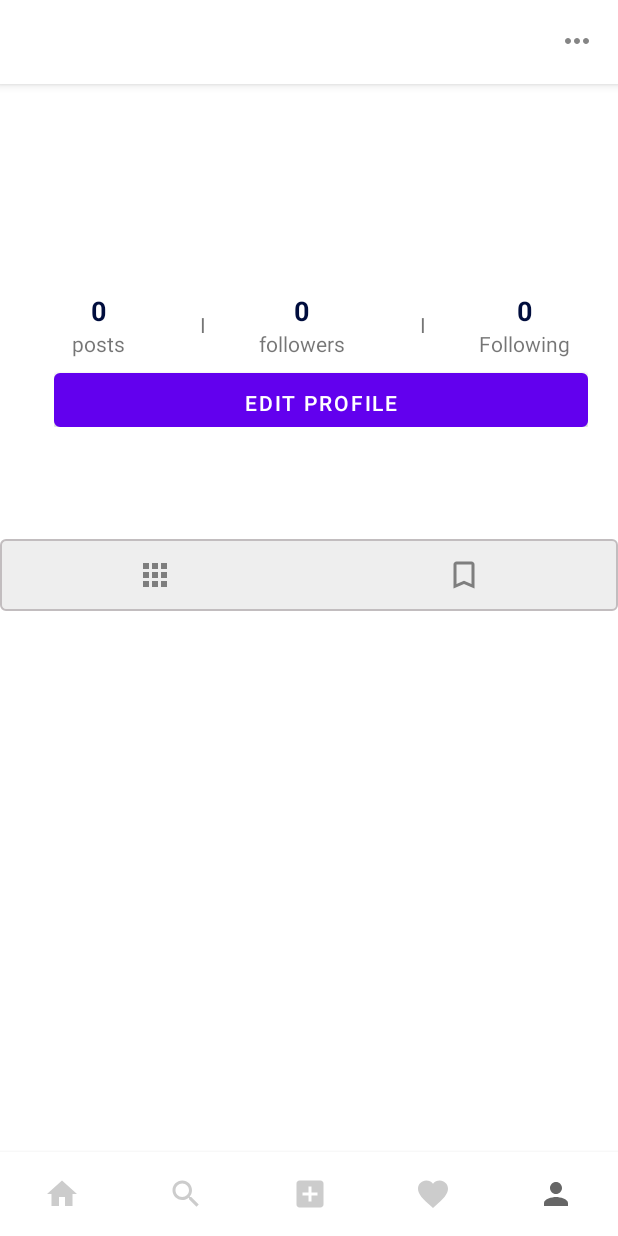
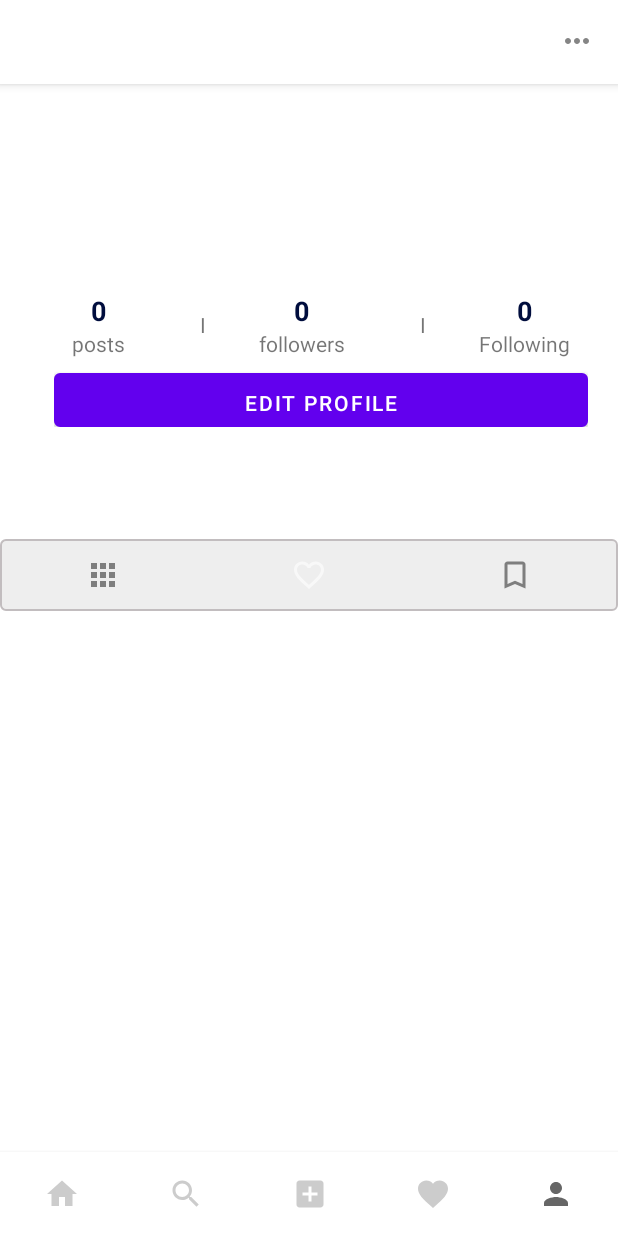
Before and after one commit to andrewparkk1/eCrowdPop, an Android app: the screen it shows after launch once a user with an empty profile is signed in (MainActivity), item 5 of the bottom bar chosen, on a phone screen of 412 x 824 dp. Run offline under Robolectric (Android 15) with nearby library versions, the phone set to English and light mode, and no system bars; our stand-ins replace CircleImageView, Firebase (no records; nobody signed in at launch, a user with empty details on screens opened directly), Picasso; libraries missing offline, so code that uses them is left out: com.hendraanggrian.appcompat; 4 statements that could not run were skipped.

Commit message:
my likes is added to ProfileFragment

```diff
--- a/app/src/main/java/com/example/ecrowdpop/Fragments/ProfileFragment.java
+++ b/app/src/main/java/com/example/ecrowdpop/Fragments/ProfileFragment.java
@@ -18,7 +18,9 @@ import android.widget.Button;
 import android.widget.ImageButton;
 import android.widget.ImageView;
 import android.widget.TextView;
+import android.widget.Toast;
 
+import com.example.ecrowdpop.Adapter.UserAdapter;
 import com.google.firebase.auth.FirebaseAuth;
 import com.google.firebase.auth.FirebaseUser;
 import com.google.firebase.database.DataSnapshot;
@@ -52,16 +54,23 @@ public class ProfileFragment extends Fragment {
     private TextView username;
     private ImageButton my_fotos;
     private ImageButton saved_fotos;
+    private ImageButton liked_fotos;
     private Button editprofile;
 
     private RecyclerView recyclerView;
     private MyFotoAdapter myFotoAdapter;
     private List<Post> postList;
 
+
     private List<String> mySaves;
     private RecyclerView recyclerView_saves;
     private MyFotoAdapter myFotoAdapter_saves;
     private List<Post> postList_saves;
+
+    private List<String> myLikes;
+    private RecyclerView recyclerView_likes;
+    private MyFotoAdapter myFotoAdapter_likes;
+    private List<Post> postList_likes;
 
     private FirebaseUser firebaseUser;
     String profileid;
@@ -86,6 +95,7 @@ public class ProfileFragment extends Fragment {
         username = view.findViewById(R.id.username);
         saved_fotos = view.findViewById(R.id.saved_fotos);
         editprofile = view.findViewById(R.id.edit_profile);
+        liked_fotos = view.findViewById(R.id.liked_fotos);
 
         recyclerView = view.findViewById(R.id.recycler_view);
         recyclerView.setHasFixedSize(true);
@@ -103,14 +113,26 @@ public class ProfileFragment extends Fragment {
         myFotoAdapter_saves = new MyFotoAdapter(getContext() , postList_saves);
         recyclerView_saves.setAdapter(myFotoAdapter_saves);
 
+
+        recyclerView_likes = view.findViewById(R.id.recycler_view_likes);
+        recyclerView_likes.setHasFixedSize(true);
+        LinearLayoutManager linearLayoutManager2 = new GridLayoutManager(getContext() , 3);
+        recyclerView_likes.setLayoutManager(linearLayoutManager2);
+        postList_likes = new ArrayList<>();
+        myFotoAdapter_likes = new MyFotoAdapter(getContext() , postList_likes);
+        recyclerView_likes.setAdapter(myFotoAdapter_likes);
+
         recyclerView.setVisibility(View.VISIBLE);
         recyclerView_saves.setVisibility(View.GONE);
+        recyclerView_likes.setVisibility(View.GONE);
+
 
         userInfo();
         getFollowers();
         getNrPosts();
         myFotos();
         mysaves();
+        mylikes();
 
         if (profileid.equals(firebaseUser.getUid())){
             editprofile.setText("Edit Profile");
@@ -160,6 +182,18 @@ public class ProfileFragment extends Fragment {
             public void onClick(View v) {
                 recyclerView.setVisibility(View.VISIBLE);
                 recyclerView_saves.setVisibility(View.GONE);
+                recyclerView_likes.setVisibility(View.GONE);
+
+
+            }
+        });
+
+        liked_fotos.setOnClickListener(new View.OnClickListener() {
+            @Override
+            public void onClick(View view) {
+                recyclerView.setVisibility(View.GONE);
+                recyclerView_saves.setVisibility(View.GONE);
+                recyclerView_likes.setVisibility(View.VISIBLE);
 
             }
         });
@@ -169,6 +203,8 @@ public class ProfileFragment extends Fragment {
             public void onClick(View v) {
                 recyclerView.setVisibility(View.GONE);
                 recyclerView_saves.setVisibility(View.VISIBLE);
+                recyclerView_likes.setVisibility(View.GONE);
+
             }
         });
 
@@ -380,4 +416,70 @@ public class ProfileFragment extends Fragment {
         });
     }
 
+
+    private void mylikes() {
+        myLikes = new ArrayList<>();
+
+//        DatabaseReference reference = FirebaseDatabase.getInstance().getReference().child("Likes").child(firebaseUser.getUid());
+
+        DatabaseReference reference = FirebaseDatabase.getInstance().getReference().child("Likes");
+
+        reference.addValueEventListener(new ValueEventListener() {
+            @Override
+            public void onDataChange(@NonNull DataSnapshot dataSnapshot) {
+                for (DataSnapshot snapshot : dataSnapshot.getChildren()) {
+                    for (DataSnapshot s: snapshot.getChildren()) {
+//                        Toast.makeText(getContext(), snapshot.getKey().toString(), Toast.LENGTH_LONG).show();
+
+//                        Toast.makeText(getContext(), s.getKey().toString(), Toast.LENGTH_LONG).show();
+                        if (s.getKey().toString().equals(firebaseUser.getUid())) {
+                            myLikes.add(snapshot.getKey());
+                        }
+                    }
+
+//                    Toast.makeText(getContext(), snapshot.toString(), Toast.LENGTH_LONG).show();
+//                    Toast.makeText(getContext(), dataSnapshot.child(firebaseUser.getUid()).getKey().toString(), Toast.LENGTH_LONG).show();
+//                    if (dataSnapshot.child(firebaseUser.getUid()).getKey().toString().equals(firebaseUser.getUid())) {
+//                        myLikes.add(snapshot.getKey());
+//                    }
+//                    if (dataSnapshot.child(firebaseUser.getUid()).exists()) {
+//                    }
+                }
+
+                readLikes();
+            }
+
+            @Override
+            public void onCancelled(@NonNull DatabaseError databaseError) {
+
+            }
+        });
+    }
+
+    private void readLikes() {
+        DatabaseReference reference = FirebaseDatabase.getInstance().getReference("Posts");
+        reference.addValueEventListener(new ValueEventListener() {
+            @Override
+            public void onDataChange(@NonNull DataSnapshot dataSnapshot) {
+                postList_likes.clear();
+                for (DataSnapshot snapshot : dataSnapshot.getChildren()) {
+                    Post post = snapshot.getValue(Post.class);
+
+                    for (String id : myLikes){
+                        if (post.getPostid().equals(id)){
+                            postList_likes.add(post);
+                        }
+                    }
+                }
+
+                myFotoAdapter_likes.notifyDataSetChanged();
+            }
+
+            @Override
+            public void onCancelled(@NonNull DatabaseError databaseError) {
+
+            }
+        });
+    }
+
 }
--- a/app/src/main/java/com/example/ecrowdpop/Fragments/SearchFragment.java
+++ b/app/src/main/java/com/example/ecrowdpop/Fragments/SearchFragment.java
@@ -43,10 +43,13 @@ import java.util.List;
 public class SearchFragment extends Fragment {
 
     private RecyclerView recyclerView;
+    private UserAdapter userAdapter;
+    private List<User> mUsers;
+
+
     private RecyclerView recyclerViewTags;
     private TagAdapter tagAdapter;
-    private UserAdapter userAdapter;
-    private List<User> mUsers;
+
 
     private HashSet<Category> mCategories;
 
--- a/app/src/main/res/layout/fragment_profile.xml
+++ b/app/src/main/res/layout/fragment_profile.xml
@@ -231,6 +231,14 @@
                     android:layout_width="0dp"
                     android:layout_height="wrap_content"
                     android:layout_weight="1"
+                    android:id="@+id/liked_fotos"
+                    android:src="@drawable/ic_favoriteborder"
+                    style="?android:attr/buttonBarButtonStyle"/>
+
+                <ImageButton
+                    android:layout_width="0dp"
+                    android:layout_height="wrap_content"
+                    android:layout_weight="1"
                     android:id="@+id/saved_fotos"
                     android:src="@drawable/ic_bookmarkborder"
                     style="?android:attr/buttonBarButtonStyle"/>
@@ -243,6 +251,11 @@
                 android:id="@+id/recycler_view"/>
 
             <androidx.recyclerview.widget.RecyclerView
+            android:layout_width="match_parent"
+            android:layout_height="wrap_content"
+            android:id="@+id/recycler_view_likes"/>
+
+            <androidx.recyclerview.widget.RecyclerView
                 android:layout_width="match_parent"
                 android:layout_height="wrap_content"
                 android:visibility="gone"
```
